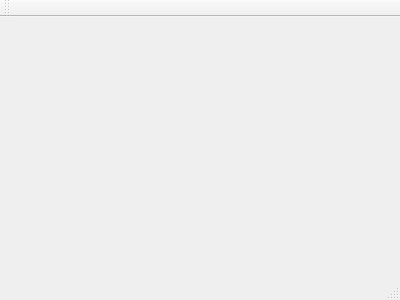
Qt form TodoApp/mainwindow.ui (WujoWojtas/todoapp-qt) before a commit.
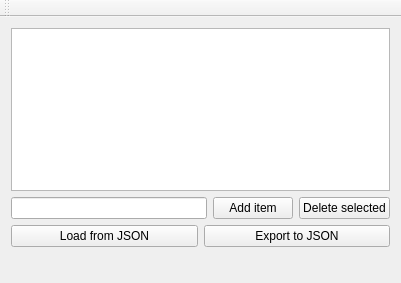
The same form after that commit.

Commit message: first actions: adding and removing items

The edit to the form file:
```diff
--- a/TodoApp/mainwindow.ui
+++ b/TodoApp/mainwindow.ui
@@ -1,24 +1,93 @@
 <ui version="4.0">
  <class>MainWindow</class>
- <widget class="QMainWindow" name="MainWindow" >
-  <property name="geometry" >
+ <widget class="QMainWindow" name="MainWindow">
+  <property name="geometry">
    <rect>
     <x>0</x>
     <y>0</y>
-    <width>400</width>
-    <height>300</height>
+    <width>401</width>
+    <height>283</height>
    </rect>
   </property>
   <property name="windowTitle" >
    <string>MainWindow</string>
   </property>
-  <widget class="QMenuBar" name="menuBar" />
-  <widget class="QToolBar" name="mainToolBar" />
-  <widget class="QWidget" name="centralWidget" />
-  <widget class="QStatusBar" name="statusBar" />
+  <widget class="QWidget" name="centralWidget">
+   <widget class="QWidget" name="verticalLayoutWidget">
+    <property name="geometry">
+     <rect>
+      <x>0</x>
+      <y>0</y>
+      <width>401</width>
+      <height>241</height>
+     </rect>
+    </property>
+    <layout class="QVBoxLayout" name="verticalLayout">
+     <item>
+      <widget class="QListWidget" name="listWidget"/>
+     </item>
+     <item>
+      <layout class="QHBoxLayout" name="horizontalLayout_2">
+       <item>
+        <widget class="QLineEdit" name="lineEdit"/>
+       </item>
+       <item>
+        <widget class="QPushButton" name="pushButton">
+         <property name="text">
+          <string>Add item</string>
+         </property>
+        </widget>
+       </item>
+       <item>
+        <widget class="QPushButton" name="pushButton_2">
+         <property name="text">
+          <string>Delete selected</string>
+         </property>
+        </widget>
+       </item>
+      </layout>
+     </item>
+     <item>
+      <layout class="QHBoxLayout" name="horizontalLayout_3">
+       <item>
+        <widget class="QPushButton" name="loadJson">
+         <property name="text">
+          <string>Load from JSON</string>
+         </property>
+        </widget>
+       </item>
+       <item>
+        <widget class="QPushButton" name="exportJson">
+         <property name="text">
+          <string>Export to JSON</string>
+         </property>
+        </widget>
+       </item>
+      </layout>
+     </item>
+    </layout>
+   </widget>
+  </widget>
+  <widget class="QMenuBar" name="menuBar">
+   <property name="geometry">
+    <rect>
+     <x>0</x>
+     <y>0</y>
+     <width>401</width>
+     <height>21</height>
+    </rect>
+   </property>
+  </widget>
+  <widget class="QToolBar" name="mainToolBar">
+   <attribute name="toolBarArea">
+    <enum>TopToolBarArea</enum>
+   </attribute>
+   <attribute name="toolBarBreak">
+    <bool>false</bool>
+   </attribute>
+  </widget>
  </widget>
- <layoutDefault spacing="6" margin="11" />
- <pixmapfunction></pixmapfunction>
+ <layoutdefault spacing="6" margin="11"/>
  <resources/>
  <connections/>
 </ui>
```
Left out of the diff: 3 changed lines with no effect on the pictures. The commit also changes 2 other files.
